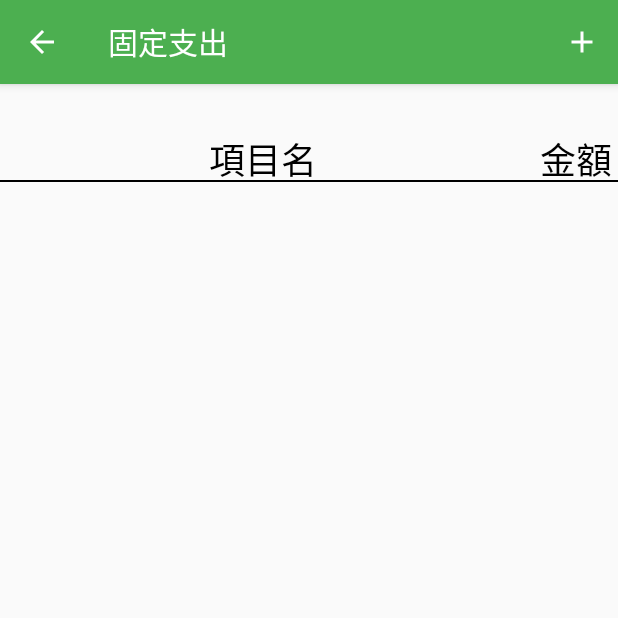
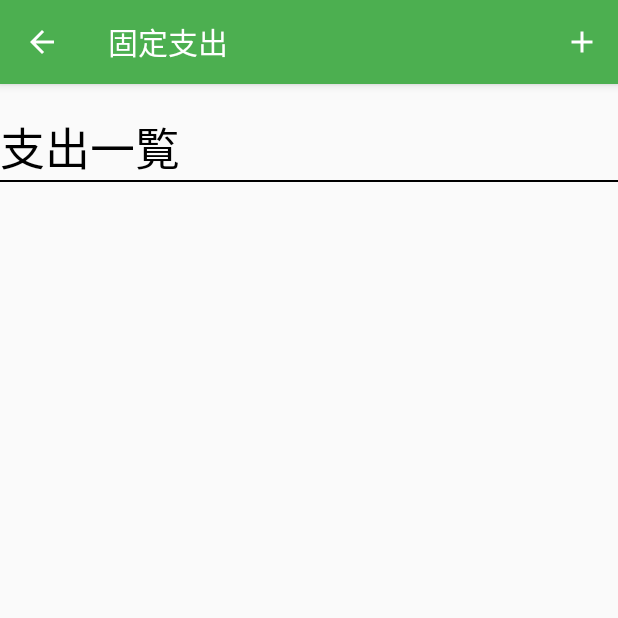
Before and after one commit to TeamSaifu/Saifu_Android, an Android app: the SpendSettings screen opened directly, with no data from a screen before it, on a phone screen of 412 x 824 dp, the top half of it. Run offline under Robolectric (Android 15) with nearby library versions, the phone set to English and light mode, and no system bars.

Commit message:
項目を変更しました。

```diff
--- a/app/src/main/java/com/ze20/saifu/ui/home/HomeFragment.kt
+++ b/app/src/main/java/com/ze20/saifu/ui/home/HomeFragment.kt
@@ -9,6 +9,7 @@ import android.widget.Button
 import androidx.fragment.app.Fragment
 import com.ze20.saifu.DataInputActivity
 import com.ze20.saifu.R
+import com.ze20.saifu.ui.budget.SpendSettings
 
 class HomeFragment : Fragment() {
 
@@ -24,7 +25,7 @@ class HomeFragment : Fragment() {
         buttonshow.setOnClickListener {
             //表示テスト用ボタン
             //DataInputActivityの部分を表示したい名前に変更してね
-            startActivity(Intent(getActivity(), DataInputActivity::class.java))
+            startActivity(Intent(getActivity(), SpendSettings::class.java))
         }
         //メイン画面作るときにこの行は消してもらって構いません。
         return root
--- a/app/src/main/res/layout/activity_spend_settings.xml
+++ b/app/src/main/res/layout/activity_spend_settings.xml
@@ -10,28 +10,15 @@
         android:id="@+id/item"
         android:layout_width="wrap_content"
         android:layout_height="wrap_content"
-        android:layout_marginTop="32dp"
-        android:text="項目名"
+        android:text="支出一覧"
         android:textColor="@color/colorBlack"
-        android:textSize="24dp"
-        app:layout_constraintEnd_toStartOf="@+id/price"
-        app:layout_constraintHorizontal_bias="0.484"
+        android:textSize="30dp"
+        app:layout_constraintBottom_toBottomOf="@+id/view"
+        app:layout_constraintEnd_toEndOf="parent"
+        app:layout_constraintHorizontal_bias="0.0"
         app:layout_constraintStart_toStartOf="parent"
         app:layout_constraintTop_toTopOf="parent"
-        tools:ignore="MissingConstraints" />
-
-    <TextView
-        android:id="@+id/price"
-        android:layout_width="wrap_content"
-        android:layout_height="wrap_content"
-        android:layout_marginTop="32dp"
-        android:layout_marginEnd="4dp"
-        android:text="金額"
-        android:textColor="@color/colorBlack"
-        android:textSize="24dp"
-        app:layout_constraintEnd_toEndOf="parent"
-        app:layout_constraintTop_toTopOf="parent"
-        tools:ignore="MissingConstraints" />
+        app:layout_constraintVertical_bias="0.96" />
 
     <View
         android:id="@+id/view"
@@ -40,17 +27,19 @@
         android:layout_marginTop="64dp"
         android:background="@color/colorBlack"
         app:layout_constraintTop_toTopOf="parent"
-        tools:layout_editor_absoluteX="16dp"
-        tools:ignore="MissingConstraints" />
+        tools:ignore="MissingConstraints"
+        tools:layout_editor_absoluteX="16dp" />
 
     <LinearLayout
+        android:id="@+id/linearLayout"
         android:layout_width="match_parent"
-        android:layout_height="714dp"
-        android:layout_marginTop="52dp"
+        android:layout_height="665dp"
         app:layout_constraintBottom_toBottomOf="parent"
         app:layout_constraintEnd_toEndOf="parent"
+        app:layout_constraintHorizontal_bias="1.0"
         app:layout_constraintStart_toStartOf="parent"
-        app:layout_constraintTop_toBottomOf="@+id/view" />
+        app:layout_constraintTop_toBottomOf="@+id/view"
+        app:layout_constraintVertical_bias="1.0" />
 
 
 </androidx.constraintlayout.widget.ConstraintLayout>
```
